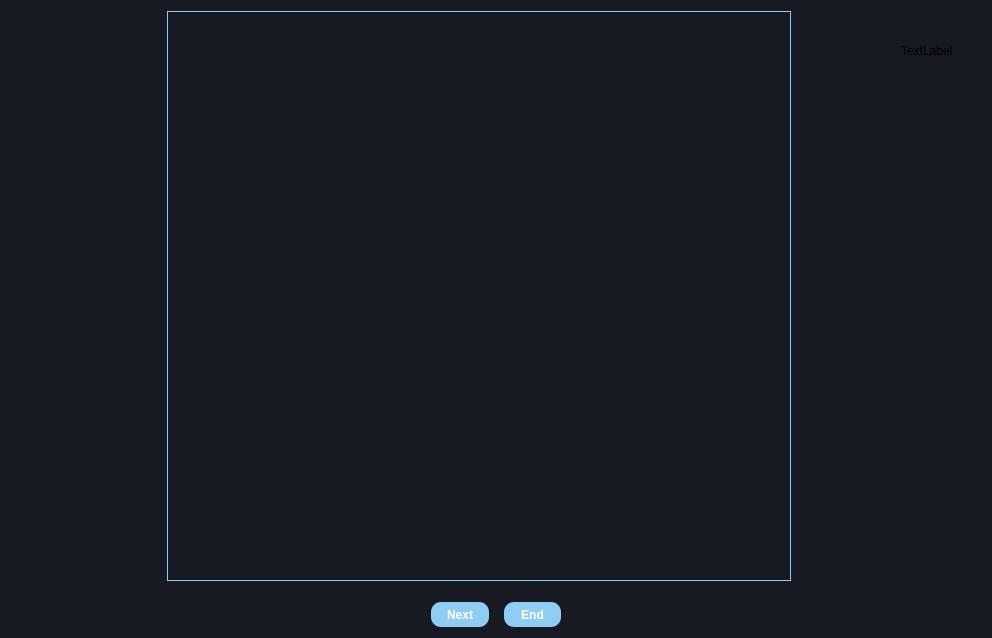
This is ui/full_screen_overlay.ui in MartinRapcan/EyeTracking as Qt 5 draws it before an edit. The edited form follows.
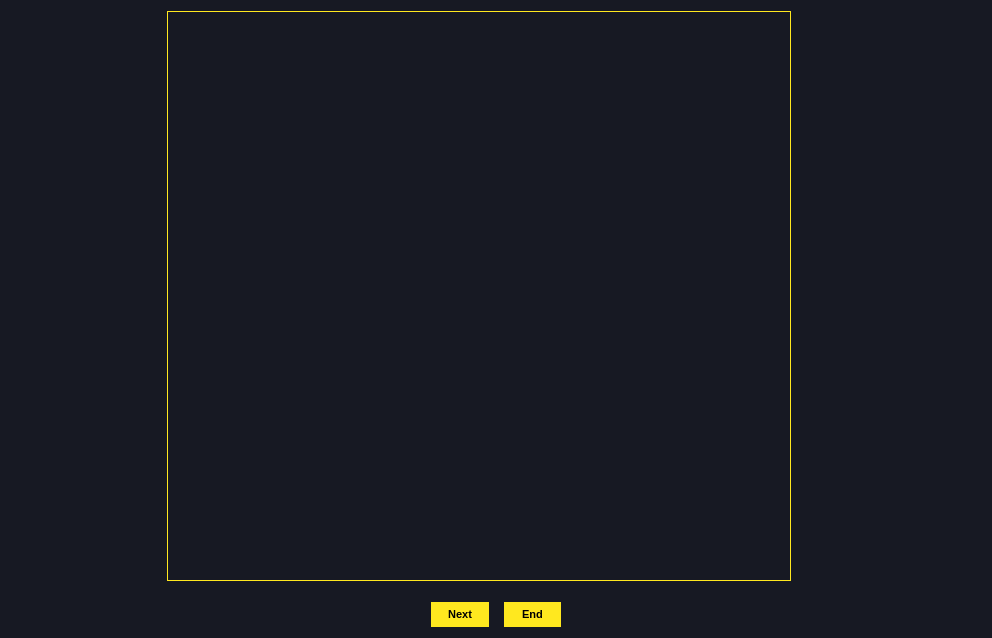
This is the edited form.

What changed in the file:
```diff
--- a/ui/full_screen_overlay.ui
+++ b/ui/full_screen_overlay.ui
@@ -39,7 +39,7 @@
        <item>
         <widget class="QLabel" name="image">
          <property name="styleSheet">
-          <string notr="true">border: 1px solid #90cdf4;</string>
+          <string notr="true">border: 1px solid #FFE81F;</string>
          </property>
          <property name="frameShape">
           <enum>QFrame::Box</enum>
@@ -101,7 +101,7 @@
             </size>
            </property>
            <property name="text">
-            <string>TextLabel</string>
+            <string/>
            </property>
           </widget>
          </item>
@@ -175,11 +175,10 @@
          </property>
          <property name="styleSheet">
           <string notr="true">QPushButton {
-background-color: #90cdf4;
+background-color: #FFE81F;
 border: none;
-border-radius: 10px;
-font-size: 12px;
-color: white;
+font-size: 11px;
+color: black;
 font-weight: 600;
 }
 
@@ -191,8 +190,7 @@
 QPushButton:pressed {
 background-color: #3182CE;
 
-}
-</string>
+}</string>
          </property>
          <property name="text">
           <string>Next</string>
@@ -209,11 +207,10 @@
          </property>
          <property name="styleSheet">
           <string notr="true">QPushButton {
-background-color: #90cdf4;
+background-color: #FFE81F;
 border: none;
-border-radius: 10px;
-font-size: 12px;
-color: white;
+font-size: 11px;
+color: black;
 font-weight: 600;
 }
 
@@ -225,8 +222,7 @@
 QPushButton:pressed {
 background-color: #3182CE;
 
-}
-</string>
+}</string>
          </property>
          <property name="text">
           <string>End</string>
```
Left out of the diff: 8 changed lines with no effect on the pictures.
